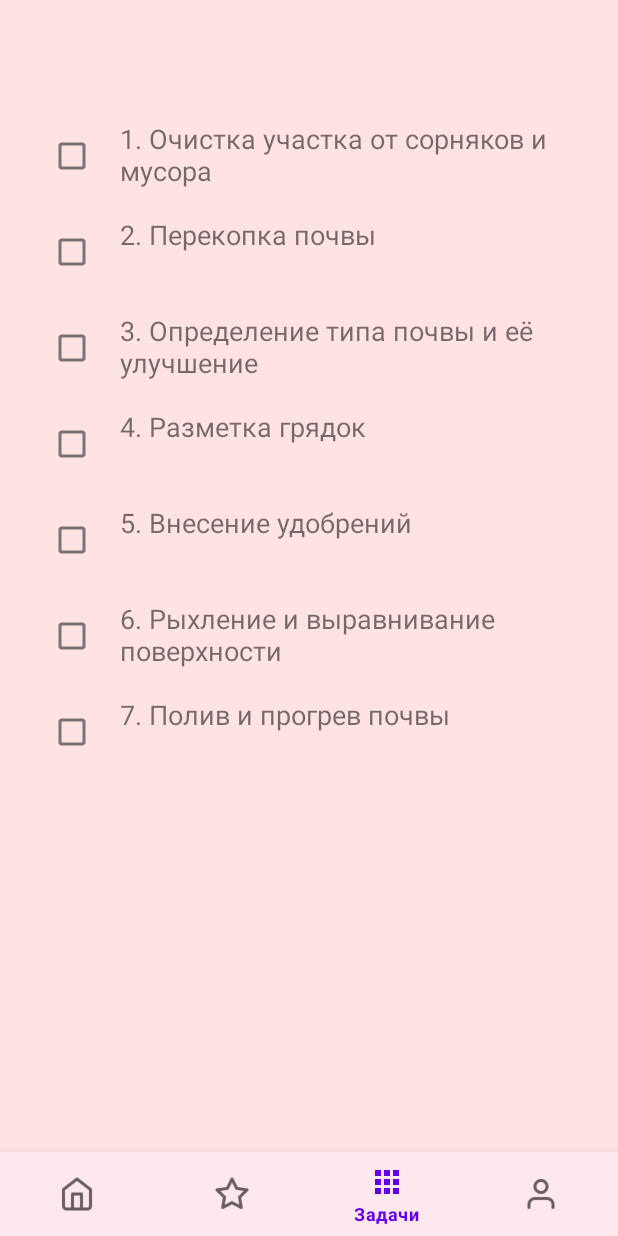
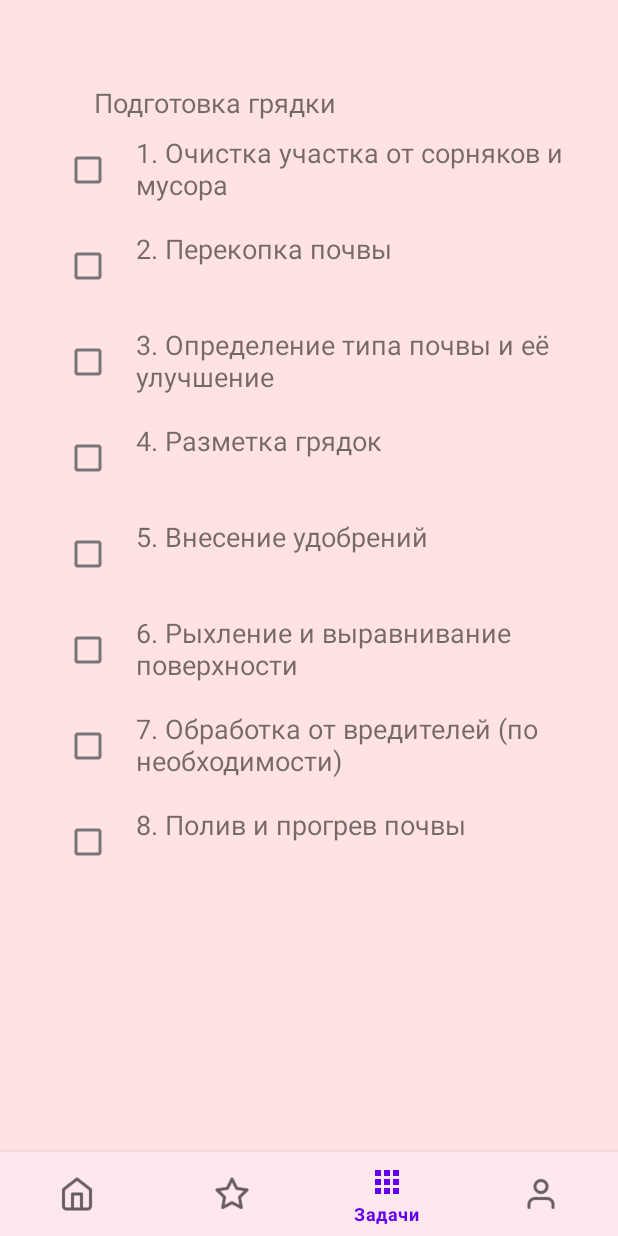
Before and after one commit to baskak56/sadik, an Android app: the NotificationsFragment screen opened through its navigation route, on a phone screen of 412 x 824 dp. Run offline under Robolectric (Android 15) with nearby library versions, the phone set to English and light mode, and no system bars; our stand-ins replace navigation-ui; libraries missing offline, so code that uses them is left out: com.prolificinteractive.materialcalendarview; 3 statements that could not run were skipped.

Commit message:
Доработки 2

```diff
--- a/app/src/main/java/com/example/myapplication/ui/notifications/NotificationsFragment.kt
+++ b/app/src/main/java/com/example/myapplication/ui/notifications/NotificationsFragment.kt
@@ -15,7 +15,6 @@ class NotificationsFragment : Fragment() {
     private var _binding: FragmentNotificationsBinding? = null
 
     private val binding get() = _binding!!
-
     override fun onCreateView(
         inflater: LayoutInflater,
         container: ViewGroup?,
@@ -32,7 +31,8 @@ class NotificationsFragment : Fragment() {
             Task("4. Разметка грядок", false),
             Task("5. Внесение удобрений", false),
             Task("6. Рыхление и выравнивание поверхности", false),
-            Task("7. Полив и прогрев почвы", false),
+            Task("7. Обработка от вредителей (по необходимости)", false),
+            Task("8. Полив и прогрев почвы", false),
 
         )
 
--- a/app/src/main/res/layout/fragment_notifications.xml
+++ b/app/src/main/res/layout/fragment_notifications.xml
@@ -9,15 +9,28 @@
 
     <androidx.recyclerview.widget.RecyclerView
         android:id="@+id/taskRecyclerView"
-        android:layout_width="0dp"
-        android:layout_height="0dp"
+        android:layout_width="390dp"
+        android:layout_height="632dp"
         android:padding="16dp"
         app:layoutManager="androidx.recyclerview.widget.LinearLayoutManager"
+        app:layout_constraintBottom_toBottomOf="parent"
+        app:layout_constraintEnd_toEndOf="parent"
+        app:layout_constraintHorizontal_bias="0.476"
+        app:layout_constraintStart_toStartOf="parent"
         app:layout_constraintTop_toTopOf="parent"
-        app:layout_constraintBottom_toBottomOf="parent"
-        app:layout_constraintStart_toStartOf="parent"
-        app:layout_constraintEnd_toEndOf="parent"
+        app:layout_constraintVertical_bias="0.07"
         tools:listitem="@layout/item_task" />
+
+    <TextView
+        android:id="@+id/textView"
+        android:layout_width="286dp"
+        android:layout_height="64dp"
+        android:gravity="center_horizontal"
+        android:text="Подготовка грядки"
+        android:textSize="18dp"
+        tools:ignore="MissingConstraints"
+        tools:layout_editor_absoluteX="-2dp"
+        tools:layout_editor_absoluteY="7dp" />
 
 
 </androidx.constraintlayout.widget.ConstraintLayout>
```
